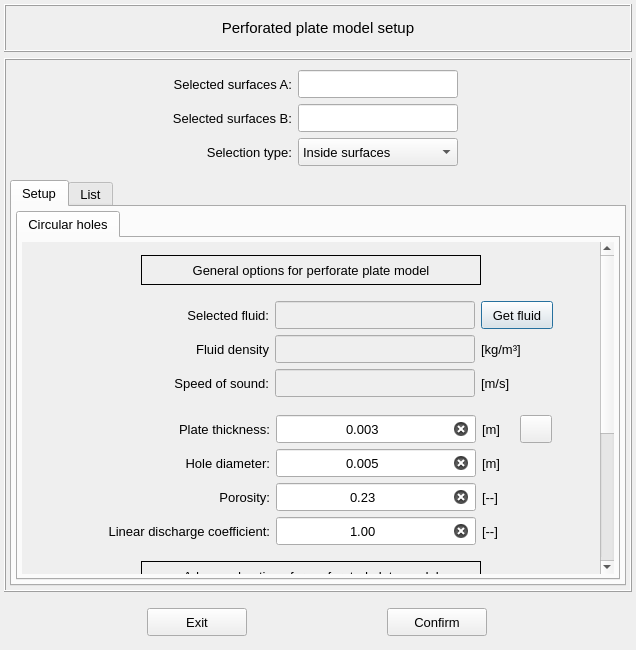
MOPT-UFSC/VIBRA, file vibra/interface/data/ui_files/model/setup/acoustic/perforated_plate_model_inputs.ui: the form before one commit.
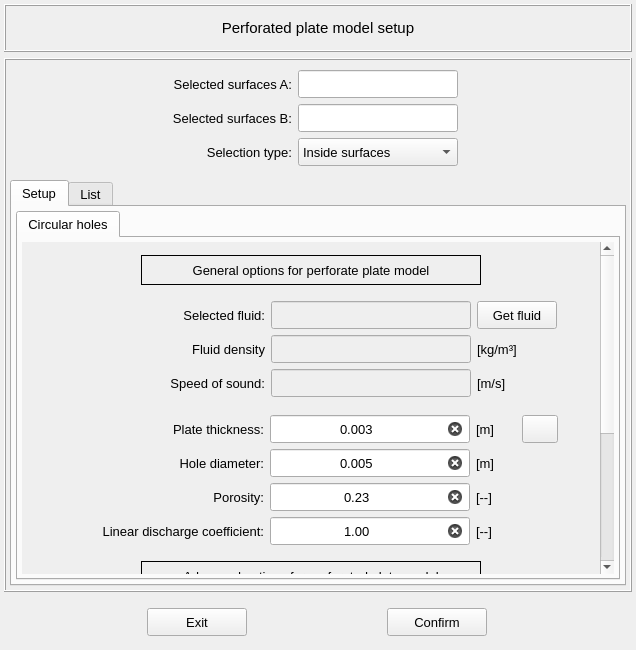
The form after the commit. Icons and pictures are not drawn.

Commit message: Adjust the points from lines mapping during the processing of Nastran files

What changed in the file:
```diff
--- a/vibra/interface/data/ui_files/model/setup/acoustic/perforated_plate_model_inputs.ui
+++ b/vibra/interface/data/ui_files/model/setup/acoustic/perforated_plate_model_inputs.ui
@@ -472,13 +472,13 @@
                       <widget class="QPushButton" name="pushButton_get_fluid">
                        <property name="minimumSize">
                         <size>
-                         <width>72</width>
+                         <width>80</width>
                          <height>28</height>
                         </size>
                        </property>
                        <property name="maximumSize">
                         <size>
-                         <width>72</width>
+                         <width>80</width>
                          <height>28</height>
                         </size>
                        </property>
@@ -490,6 +490,9 @@
                        <property name="text">
                         <string>Get fluid</string>
                        </property>
+                       <property name="autoDefault">
+                        <bool>false</bool>
+                       </property>
                       </widget>
                      </item>
                      <item row="1" column="1">
@@ -1278,13 +1281,13 @@
                       <widget class="QLabel" name="label_20">
                        <property name="minimumSize">
                         <size>
-                         <width>32</width>
+                         <width>40</width>
                          <height>0</height>
                         </size>
                        </property>
                        <property name="maximumSize">
                         <size>
-                         <width>32</width>
+                         <width>40</width>
                          <height>16777215</height>
                         </size>
                        </property>
@@ -1335,13 +1338,13 @@
                       <widget class="QLabel" name="label_21">
                        <property name="minimumSize">
                         <size>
-                         <width>32</width>
+                         <width>40</width>
                          <height>0</height>
                         </size>
                        </property>
                        <property name="maximumSize">
                         <size>
-                         <width>32</width>
+                         <width>40</width>
                          <height>16777215</height>
                         </size>
                        </property>
@@ -1359,13 +1362,13 @@
                       <widget class="QLabel" name="label_19">
                        <property name="minimumSize">
                         <size>
-                         <width>32</width>
+                         <width>40</width>
                          <height>0</height>
                         </size>
                        </property>
                        <property name="maximumSize">
                         <size>
-                         <width>32</width>
+                         <width>40</width>
                          <height>16777215</height>
                         </size>
                        </property>
@@ -1543,13 +1546,13 @@
                       <widget class="QLabel" name="label_22">
                        <property name="minimumSize">
                         <size>
-                         <width>32</width>
+                         <width>40</width>
                          <height>0</height>
                         </size>
                        </property>
                        <property name="maximumSize">
                         <size>
-                         <width>32</width>
+                         <width>40</width>
                          <height>16777215</height>
                         </size>
                        </property>
@@ -1613,13 +1616,13 @@
                       <widget class="QPushButton" name="pushButton_clean_inputs">
                        <property name="minimumSize">
                         <size>
-                         <width>32</width>
+                         <width>36</width>
                          <height>28</height>
                         </size>
                        </property>
                        <property name="maximumSize">
                         <size>
-                         <width>32</width>
+                         <width>36</width>
                          <height>28</height>
                         </size>
                        </property>
@@ -1636,6 +1639,9 @@
                          <height>18</height>
                         </size>
                        </property>
+                       <property name="autoDefault">
+                        <bool>false</bool>
+                       </property>
                       </widget>
                      </item>
                     </layout>
```
Left out of the diff: 12 changed lines with no effect on the pictures. The commit also changes 2 other files.
